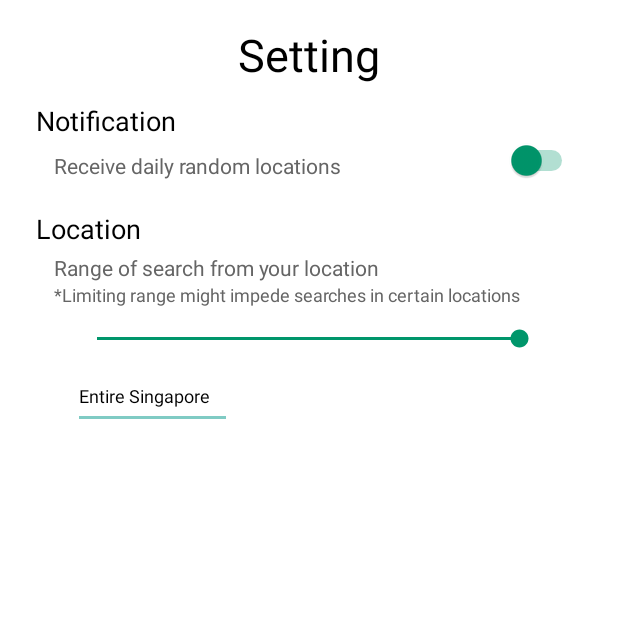
After one commit to AlexSiek/ANDE2020, an Android app: the SettingActivity screen opened directly, with no data from a screen before it, on a phone screen of 412 x 824 dp, the top half of it. The commit adds this screen. Run offline under Robolectric (Android 15) with nearby library versions, the phone set to English and light mode, and no system bars.

Commit message:
Created shared peference and settings page
Signed-off-by: Alex Siek <alexsiekminping@gmail.com>

```diff
--- a/app/src/main/AndroidManifest.xml
+++ b/app/src/main/AndroidManifest.xml
@@ -24,6 +24,9 @@
             android:screenOrientation="portrait">
 
         </activity>
+        <activity android:name=".SettingActivity">
+
+        </activity>
     </application>
 
 </manifest>
--- /dev/null
+++ b/app/src/main/java/com/example/ande/SettingActivity.java
@@ -0,0 +1,107 @@
+package com.example.ande;
+
+import android.content.SharedPreferences;
+import android.os.Bundle;
+import android.view.View;
+import android.widget.SeekBar;
+import android.widget.Switch;
+import android.widget.TextView;
+import android.widget.Toast;
+
+import androidx.appcompat.app.AppCompatActivity;
+
+public class SettingActivity extends AppCompatActivity {
+
+    public static final boolean wantNotification = false;
+    public static final int location = 50;
+
+    public static final String MyPREFERNCES = "userPref";
+    public static final String ULocation = "locationPref";
+    public static final String UNotification = "notificationPref";
+    SharedPreferences prefs;
+    SeekBar locationSeekBar;
+    Switch notificationSwitch;
+    TextView rangeValue;
+
+    protected void onCreate(Bundle savedInstanceState) {
+        super.onCreate(savedInstanceState);
+        setContentView(R.layout.setting_activity);
+
+        notificationSwitch = (Switch)findViewById(R.id.notificationSwitch);
+        locationSeekBar = (SeekBar)findViewById(R.id.locationSeekBar);
+        rangeValue = (TextView)findViewById(R.id.rangeValue);
+
+        //Setting seekBar boundaries
+        locationSeekBar.setMax(50);
+        locationSeekBar.setMin(1);
+
+        // Loading preferences
+        prefs = getSharedPreferences(MyPREFERNCES, MODE_PRIVATE);
+        int gLocation = prefs.getInt(ULocation,50);// defValue is used to set value if pref doesn't exist. 50km is longest radius of Singapore
+        boolean gNotification = prefs.getBoolean(UNotification,false);
+
+        // Set loaded last set preferences
+        String textValue = "";
+        notificationSwitch.setChecked(gNotification);
+        locationSeekBar.setProgress(gLocation);
+        if(gLocation < 50){
+            textValue = "Within "+Integer.toString(gLocation)+"Km";
+        }else{
+            textValue = "Entire Singapore";
+        }
+        rangeValue.setText(textValue);
+
+        locationSeekBar.setOnSeekBarChangeListener(new SeekBar.OnSeekBarChangeListener() {
+            int progressChangedValue = 0;
+            String textValue = "";
+
+            public void onProgressChanged(SeekBar seekBar, int progress, boolean fromUser) {
+                progressChangedValue = progress;
+                if(progressChangedValue < 50){
+                    textValue = "Within "+Integer.toString(progressChangedValue)+"Km";
+                }else{
+                    textValue = "Entire Singapore";
+                }
+                rangeValue.setText(textValue);
+            }
+
+            public void onStartTrackingTouch(SeekBar seekBar) {
+                // TODO Auto-generated method stub
+            }
+
+            public void onStopTrackingTouch(SeekBar seekBar) {
+                Toast.makeText(SettingActivity.this, "New location range set",Toast.LENGTH_SHORT).show();
+                SharedPreferences.Editor editor = prefs.edit();
+                editor.putInt(ULocation,progressChangedValue);
+                editor.commit();
+            }
+        });
+    }
+
+    public void onCheck(View v) {
+        switch(v.getId()) {
+            case R.id.notificationSwitch:
+                SharedPreferences.Editor editor = prefs.edit();
+                String onOrOff = "off";
+                if(notificationSwitch.isChecked()){
+                    onOrOff = "on";
+                }
+                Toast.makeText(this, "Notification are turned "+ onOrOff, Toast.LENGTH_SHORT).show();
+                editor.putBoolean(UNotification,notificationSwitch.isChecked());
+                editor.commit();
+                break;
+        }
+    }
+
+    @Override
+    public void onPause(){
+        super.onPause();
+        int gLocation = prefs.getInt(ULocation,50);// defValue is used to set value if pref doesn't exist. 50km is longest radius of Singapore
+        SharedPreferences.Editor editor = prefs.edit();
+        editor.putInt(ULocation,gLocation);
+        editor.putBoolean(UNotification,notificationSwitch.isChecked());
+        editor.commit();
+
+    }
+
+}
--- /dev/null
+++ b/app/src/main/res/layout/setting_activity.xml
@@ -0,0 +1,120 @@
+<?xml version="1.0" encoding="utf-8"?>
+<androidx.constraintlayout.widget.ConstraintLayout
+    xmlns:android="http://schemas.android.com/apk/res/android"
+    xmlns:app="http://schemas.android.com/apk/res-auto"
+    xmlns:tools="http://schemas.android.com/tools"
+    android:layout_width="match_parent"
+    android:layout_height="match_parent">
+
+    <TextView
+        android:id="@+id/headerText"
+        android:layout_width="wrap_content"
+        android:layout_height="wrap_content"
+        android:layout_marginTop="16dp"
+        android:text="Setting"
+        android:textFontWeight="100"
+        android:textSize="30sp"
+        app:layout_constraintEnd_toEndOf="parent"
+        app:layout_constraintStart_toStartOf="parent"
+        app:layout_constraintTop_toTopOf="parent" />
+
+    <TextView
+        android:id="@+id/notificationText"
+        android:layout_width="wrap_content"
+        android:layout_height="wrap_content"
+        android:layout_marginStart="24dp"
+        android:layout_marginTop="68dp"
+        android:text="Notification"
+        android:textSize="18sp"
+        app:layout_constraintStart_toStartOf="parent"
+        app:layout_constraintTop_toTopOf="parent" />
+
+    <TextView
+        android:id="@+id/locationText"
+        android:layout_width="wrap_content"
+        android:layout_height="wrap_content"
+        android:layout_marginStart="24dp"
+        android:layout_marginTop="20dp"
+        android:text="Location"
+        android:textSize="18sp"
+        app:layout_constraintStart_toStartOf="parent"
+        app:layout_constraintTop_toBottomOf="@+id/notificationSubText" />
+
+    <TextView
+        android:id="@+id/notificationSubText"
+        android:layout_width="wrap_content"
+        android:layout_height="wrap_content"
+        android:layout_marginStart="36dp"
+        android:layout_marginTop="8dp"
+        android:text="Receive daily random locations"
+        android:textColor="#656565"
+        app:layout_constraintStart_toStartOf="parent"
+        app:layout_constraintTop_toBottomOf="@+id/notificationText" />
+
+    <TextView
+        android:id="@+id/locationSubText"
+        android:layout_width="wrap_content"
+        android:layout_height="wrap_content"
+        android:layout_marginStart="36dp"
+        android:layout_marginTop="4dp"
+        android:text="Range of search from your location"
+        android:textColor="#656565"
+        app:layout_constraintStart_toStartOf="parent"
+        app:layout_constraintTop_toBottomOf="@+id/locationText" />
+
+    <TextView
+        android:id="@+id/locationNoticeText"
+        android:layout_width="wrap_content"
+        android:layout_height="wrap_content"
+        android:layout_marginStart="36dp"
+        android:text="*Limiting range might impede searches in certain locations"
+        android:textColor="#656565"
+        android:textSize="12sp"
+        app:layout_constraintStart_toStartOf="parent"
+        app:layout_constraintTop_toBottomOf="@+id/locationSubText" />
+
+    <Switch
+        android:id="@+id/notificationSwitch"
+        android:layout_width="59dp"
+        android:layout_height="30dp"
+        android:layout_marginStart="76dp"
+        android:layout_marginTop="92dp"
+        android:text="Switch"
+        android:textColor="#FFFFFF"
+        android:textColorHint="@color/background"
+        android:thumbTint="@color/switchOnColor"
+        android:trackTint="@color/switchOnColor"
+        app:layout_constraintEnd_toEndOf="parent"
+        app:layout_constraintHorizontal_bias="0.456"
+        app:layout_constraintStart_toEndOf="@+id/notificationSubText"
+        app:layout_constraintTop_toTopOf="parent"
+        android:onClick="onCheck"
+        />
+
+    <SeekBar
+        android:id="@+id/locationSeekBar"
+        android:layout_width="314dp"
+        android:layout_height="26dp"
+        android:layout_marginTop="8dp"
+        android:backgroundTint="@color/seekbarColor"
+        android:progressBackgroundTint="@color/seekbarColor"
+        android:progressTint="@color/seekbarColor"
+        android:thumbTint="@color/seekbarColor"
+        app:layout_constraintEnd_toEndOf="parent"
+        app:layout_constraintHorizontal_bias="0.494"
+        app:layout_constraintStart_toStartOf="parent"
+        app:layout_constraintTop_toBottomOf="@+id/locationNoticeText" />
+
+    <EditText
+        android:id="@+id/rangeValue"
+        android:layout_width="106dp"
+        android:layout_height="43dp"
+        android:layout_marginTop="4dp"
+        android:ems="10"
+        android:inputType="textPersonName"
+        android:text="Entire Singapore"
+        android:textColor="#000000"
+        android:textSize="12sp"
+        app:layout_constraintStart_toStartOf="@+id/locationSeekBar"
+        app:layout_constraintTop_toBottomOf="@+id/locationSeekBar" />
+</androidx.constraintlayout.widget.ConstraintLayout>
--- a/app/src/main/res/values/colors.xml
+++ b/app/src/main/res/values/colors.xml
@@ -1,5 +1,5 @@
 <?xml version="1.0" encoding="utf-8"?>
-<resources>
+<resources xmlns:android="http://schemas.android.com/apk/res/android">
     <color name="purple_200">#FFBB86FC</color>
     <color name="purple_500">#FF6200EE</color>
     <color name="purple_700">#FF3700B3</color>
@@ -8,4 +8,6 @@
     <color name="black">#FF000000</color>
     <color name="white">#FFFFFFFF</color>
     <color name="background">#FFFFFF </color>
+    <color name="switchOnColor" android:state_checked="true">#00966B</color>
+    <color name="seekbarColor">#00966B</color>
 </resources>
--- a/app/src/main/res/values/styles.xml
+++ b/app/src/main/res/values/styles.xml
@@ -1,6 +1,5 @@
 <?xml version="1.0" encoding="utf-8"?>
 <resources>
 <style name="AppTheme" parent="Theme.AppCompat.DayNight.NoActionBar">
-
 </style>
 </resources>
```
Also changed, not shown: app/src/main/java/com/example/ande/MainActivity.java (+4 -57 lines).
